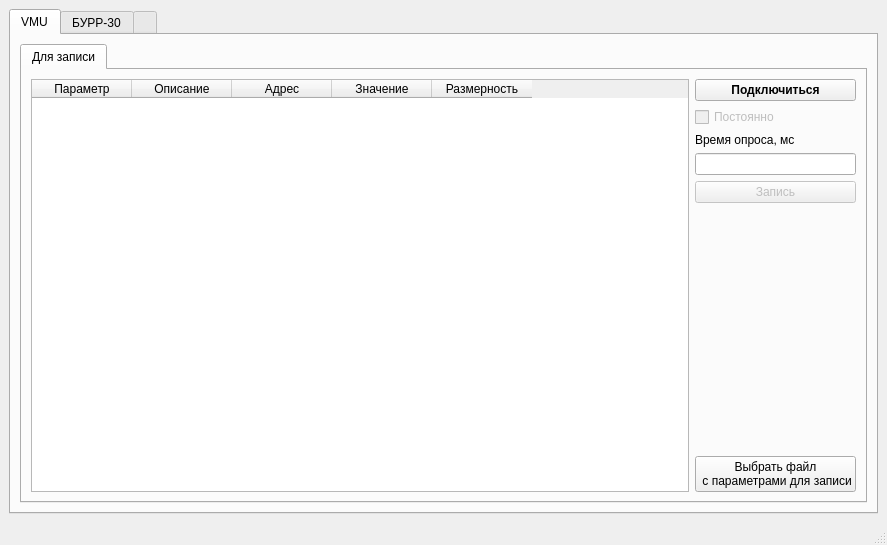
Old version of the form CANAnalyzer_2.ui in the repository hochu-leto/BURR-settings.
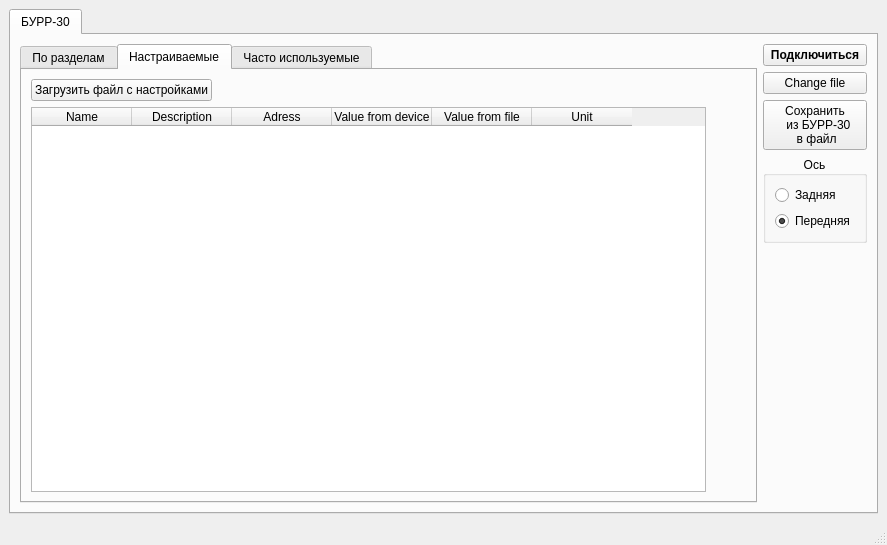
New version of the form. The open tabs and pages were chosen to show the change.

Commit message: только бурр

```diff
--- a/CANAnalyzer_2.ui
+++ b/CANAnalyzer_2.ui
@@ -60,7 +60,7 @@
        <enum>QTabWidget::Rounded</enum>
       </property>
       <property name="currentIndex">
-       <number>1</number>
+       <number>0</number>
       </property>
       <property name="iconSize">
        <size>
@@ -71,162 +71,6 @@
       <property name="elideMode">
        <enum>Qt::ElideRight</enum>
       </property>
-      <widget class="QWidget" name="VMU">
-       <attribute name="title">
-        <string>VMU</string>
-       </attribute>
-       <layout class="QVBoxLayout" name="verticalLayout_9">
-        <item>
-         <widget class="QTabWidget" name="VMU_params_tab">
-          <property name="sizePolicy">
-           <sizepolicy hsizetype="Expanding" vsizetype="Expanding">
-            <horstretch>1</horstretch>
-            <verstretch>0</verstretch>
-           </sizepolicy>
-          </property>
-          <property name="currentIndex">
-           <number>0</number>
-          </property>
-          <widget class="QWidget" name="often_used">
-           <attribute name="title">
-            <string>Для записи</string>
-           </attribute>
-           <layout class="QHBoxLayout" name="horizontalLayout_10">
-            <item>
-             <layout class="QHBoxLayout" name="horizontalLayout_11" stretch="1,0">
-              <property name="sizeConstraint">
-               <enum>QLayout::SetMaximumSize</enum>
-              </property>
-              <item>
-               <widget class="QTableWidget" name="vmu_param_table">
-                <property name="sizeAdjustPolicy">
-                 <enum>QAbstractScrollArea::AdjustToContents</enum>
-                </property>
-                <column>
-                 <property name="text">
-                  <string>Параметр</string>
-                 </property>
-                </column>
-                <column>
-                 <property name="text">
-                  <string>Описание</string>
-                 </property>
-                </column>
-                <column>
-                 <property name="text">
-                  <string>Адрес</string>
-                 </property>
-                </column>
-                <column>
-                 <property name="text">
-                  <string>Значение</string>
-                 </property>
-                </column>
-                <column>
-                 <property name="text">
-                  <string>Размерность</string>
-                 </property>
-                </column>
-               </widget>
-              </item>
-              <item>
-               <layout class="QVBoxLayout" name="verticalLayout_10">
-                <property name="sizeConstraint">
-                 <enum>QLayout::SetMinimumSize</enum>
-                </property>
-                <item>
-                 <widget class="QPushButton" name="connect_vmu_btn">
-                  <property name="font">
-                   <font>
-                    <weight>75</weight>
-                    <bold>true</bold>
-                   </font>
-                  </property>
-                  <property name="text">
-                   <string>Подключиться</string>
-                  </property>
-                 </widget>
-                </item>
-                <item>
-                 <widget class="QCheckBox" name="constantly_req_vmu_params">
-                  <property name="enabled">
-                   <bool>false</bool>
-                  </property>
-                  <property name="text">
-                   <string>Постоянно</string>
-                  </property>
-                 </widget>
-                </item>
-                <item>
-                 <widget class="QLabel" name="label">
-                  <property name="text">
-                   <string>Время опроса, мс</string>
-                  </property>
-                 </widget>
-                </item>
-                <item>
-                 <widget class="QLineEdit" name="response_time_edit">
-                  <property name="inputMask">
-                   <string extracomment="от 10 до 60 000"/>
-                  </property>
-                 </widget>
-                </item>
-                <item>
-                 <widget class="QPushButton" name="start_record">
-                  <property name="enabled">
-                   <bool>false</bool>
-                  </property>
-                  <property name="text">
-                   <string>Запись</string>
-                  </property>
-                 </widget>
-                </item>
-                <item>
-                 <spacer name="verticalSpacer_3">
-                  <property name="orientation">
-                   <enum>Qt::Vertical</enum>
-                  </property>
-                  <property name="sizeHint" stdset="0">
-                   <size>
-                    <width>20</width>
-                    <height>40</height>
-                   </size>
-                  </property>
-                 </spacer>
-                </item>
-                <item>
-                 <widget class="QPushButton" name="select_file_vmu_params">
-                  <property name="acceptDrops">
-                   <bool>false</bool>
-                  </property>
-                  <property name="inputMethodHints">
-                   <set>Qt::ImhMultiLine</set>
-                  </property>
-                  <property name="text">
-                   <string>Выбрать файл  
- с параметрами для записи</string>
-                  </property>
-                  <property name="checkable">
-                   <bool>false</bool>
-                  </property>
-                  <property name="autoExclusive">
-                   <bool>false</bool>
-                  </property>
-                  <property name="flat">
-                   <bool>false</bool>
-                  </property>
-                 </widget>
-                </item>
-               </layout>
-              </item>
-             </layout>
-            </item>
-           </layout>
-          </widget>
-         </widget>
-        </item>
-       </layout>
-      </widget>
       <widget class="QWidget" name="burr30">
        <attribute name="title">
         <string>БУРР-30</string>
@@ -391,16 +235,6 @@
                   </property>
                  </spacer>
                 </item>
-                <item>
-                 <widget class="QPushButton" name="load_to_device_button">
-                  <property name="enabled">
-                   <bool>false</bool>
-                  </property>
-                  <property name="text">
-                   <string>Загрузить настройки в устройство</string>
-                  </property>
-                 </widget>
-                </item>
                </layout>
               </item>
               <item>
@@ -871,6 +705,13 @@
             </property>
            </widget>
           </item>
+          <item>
+           <widget class="QPushButton" name="change_file_btn">
+            <property name="text">
+             <string>Change file</string>
+            </property>
+           </widget>
+          </item>
           <item>
            <widget class="QPushButton" name="pushButton">
             <property name="text">
@@ -930,74 +771,6 @@
         </item>
        </layout>
       </widget>
-      <widget class="QWidget" name="Wait_for_read">
-       <property name="enabled">
-        <bool>true</bool>
-       </property>
-       <property name="sizePolicy">
-        <sizepolicy hsizetype="Minimum" vsizetype="Minimum">
-         <horstretch>0</horstretch>
-         <verstretch>0</verstretch>
-        </sizepolicy>
-       </property>
-       <property name="autoFillBackground">
-        <bool>false</bool>
-       </property>
-       <attribute name="title">
-        <string/>
-       </attribute>
-       <layout class="QVBoxLayout" name="verticalLayout_2">
-        <item>
-         <widget class="QLabel" name="label_2">
-          <property name="font">
-           <font>
-            <pointsize>40</pointsize>
-           </font>
-          </property>
-          <property name="layoutDirection">
-           <enum>Qt::LeftToRight</enum>
-          </property>
-          <property name="frameShape">
-           <enum>QFrame::NoFrame</enum>
-          </property>
-          <property name="frameShadow">
-           <enum>QFrame::Sunken</enum>
-          </property>
-          <property name="text">
-           <string>Немного терпения</string>
-          </property>
-          <property name="textFormat">
-           <enum>Qt::PlainText</enum>
-          </property>
-          <property name="alignment">
-           <set>Qt::AlignBottom|Qt::AlignHCenter</set>
-          </property>
-         </widget>
-        </item>
-        <item>
-         <widget class="QLabel" name="label_3">
-          <property name="font">
-           <font>
-            <pointsize>18</pointsize>
-           </font>
-          </property>
-          <property name="text">
-           <string>Скоро всё загрузится</string>
-          </property>
-          <property name="alignment">
-           <set>Qt::AlignHCenter|Qt::AlignTop</set>
-          </property>
-         </widget>
-        </item>
-        <item>
-         <widget class="QProgressBar" name="progressBar">
-          <property name="value">
-           <number>24</number>
-          </property>
-         </widget>
-        </item>
-       </layout>
-      </widget>
      </widget>
     </item>
    </layout>
```
The commit also changes 1 other file.
